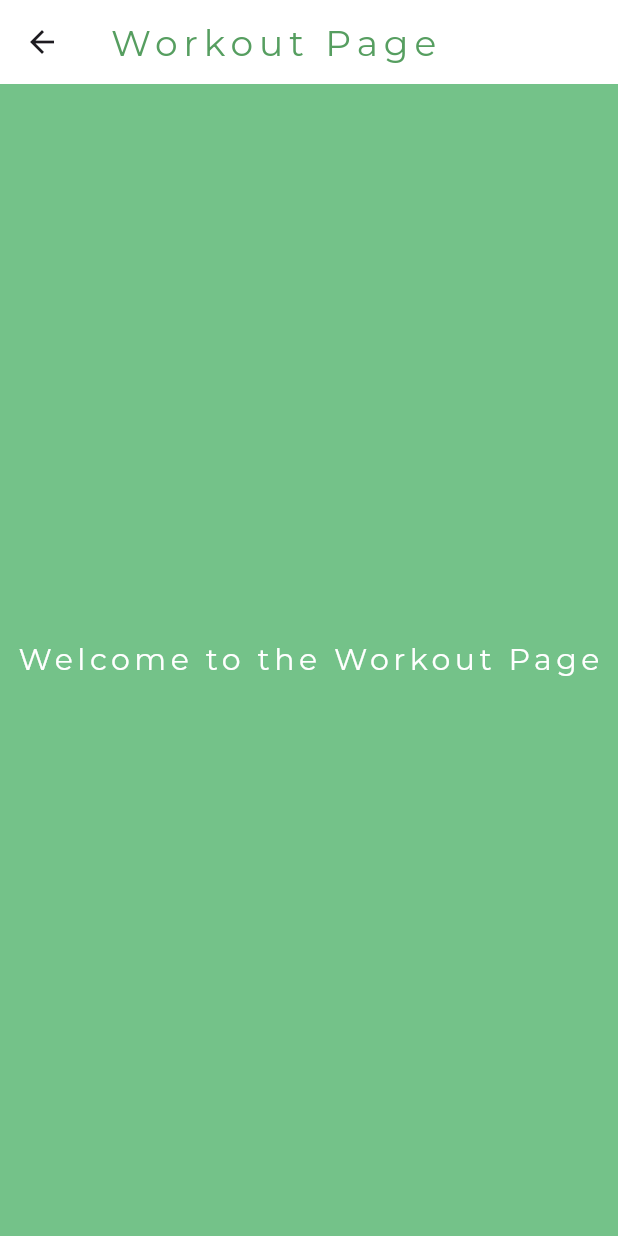
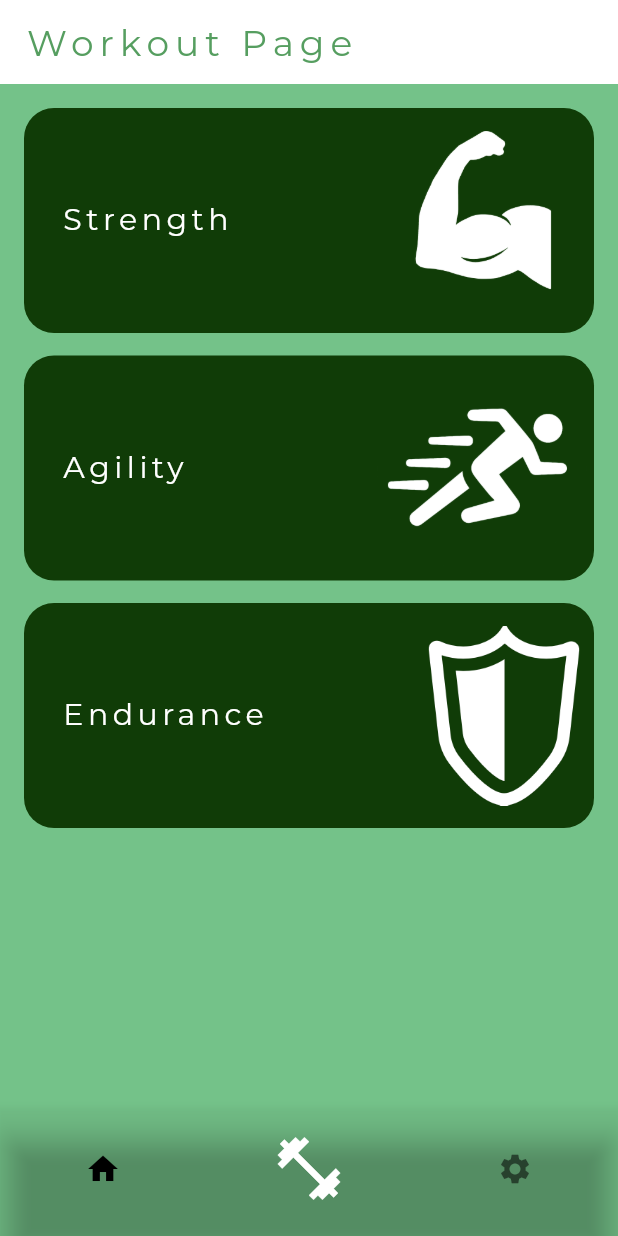
Before and after one commit to StretchWave/levelup_fitness, a Flutter app: the WorkoutPage screen opened directly, on a phone screen of 412 x 824 dp. Run offline on Flutter 3.47's test engine with Material 3 defaults, Android fonts, the light colour scheme and no system bars; our stand-ins replace shared_preferences; accounts and stored records are empty.

Commit message:
Workout Page started and need to work on each workouts

```diff
--- /dev/null
+++ b/devtools_options.yaml
@@ -0,0 +1,3 @@
+description: This file stores settings for Dart & Flutter DevTools.
+documentation: https://docs.flutter.dev/tools/devtools/extensions#configure-extension-enablement-states
+extensions:
--- a/lib/Screens/Workout.dart
+++ b/lib/Screens/Workout.dart
@@ -1,4 +1,7 @@
 import 'package:flutter/material.dart';
+import 'package:levelup_fitness/Screens/Agility.dart';
+import 'package:levelup_fitness/Screens/Endurance.dart';
+import 'package:levelup_fitness/Screens/Strength.dart';
 import 'package:levelup_fitness/Styles/Stylebook.dart';
 
 class WorkoutPage extends StatelessWidget {
@@ -10,9 +13,158 @@ class WorkoutPage extends StatelessWidget {
       appBar: AppBar(
         title: Text('Workout Page', style: Stylebook.heading1),
         backgroundColor: ColourBook.appBarColor,
+        automaticallyImplyLeading: false,
       ),
-      body: Center(
-        child: Text('Welcome to the Workout Page', style: Stylebook.bodyText1),
+      drawer: Drawer(
+        backgroundColor: ColourBook.drawerBackgroundColor,
+        child: ListView(
+          padding: EdgeInsets.zero,
+          children: [
+            DrawerHeader(
+              decoration: BoxDecoration(color: ColourBook.drawerColor),
+              child: Text('Menu', style: Stylebook.bodyText1),
+            ),
+            ListTile(
+              hoverColor: ColourBook.drawerHoverColor,
+              title: Text('Profile', style: Stylebook.bodyText1),
+              onTap: () {
+                // Handle profile tap
+              },
+            ),
+            ListTile(
+              hoverColor: ColourBook.drawerHoverColor,
+              title: Text('Settings', style: Stylebook.bodyText1),
+              onTap: () {
+                // Handle settings tap
+              },
+            ),
+          ],
+        ),
+      ),
+      body: Padding(
+        padding: const EdgeInsets.all(16.0),
+        child: Column(
+  mainAxisAlignment: MainAxisAlignment.start,
+  children: [
+    // Strength Container
+    GestureDetector(
+      onTap: () {
+        Navigator.push(context, MaterialPageRoute(builder: (context) => StrengthScreen()));
+      },
+      child: Container(
+        height: 150,
+        decoration: BoxDecoration(
+          color: ColourBook.statBoxColor,
+          borderRadius: BorderRadius.circular(20),
+        ),
+        child: Row(
+          mainAxisAlignment: MainAxisAlignment.spaceBetween,
+          children: [
+            Text(
+              '   Strength',
+              style: Stylebook.bodyText1,
+            ),
+            Image.asset(
+              'assets/Images/Strength.png',
+              height: 150,
+              width: 150,
+            ),
+          ],
+        ),
+      ),
+    ),
+
+    SizedBox(height: 15),
+
+    // Agility Container
+    GestureDetector(
+      onTap: () {
+        Navigator.push(context, MaterialPageRoute(builder: (context) => AgilityScreen()));
+      },
+      child: Container(
+        height: 150,
+        decoration: BoxDecoration(
+          color: ColourBook.statBoxColor,
+          borderRadius: BorderRadius.circular(20),
+        ),
+        child: Row(
+          mainAxisAlignment: MainAxisAlignment.spaceBetween,
+          children: [
+            Text(
+              '   Agility',
+              style: Stylebook.bodyText1,
+            ),
+            Image.asset(
+              'assets/Images/Agility.png',
+              height: 150,
+              width: 150,
+            ),
+          ],
+        ),
+      ),
+    ),
+
+    SizedBox(height: 15),
+
+    // Endurance Container
+    GestureDetector(
+      onTap: () {
+        Navigator.push(context, MaterialPageRoute(builder: (context) => EnduranceScreen()));
+      },
+      child: Container(
+        height: 150,
+        decoration: BoxDecoration(
+          color: ColourBook.statBoxColor,
+          borderRadius: BorderRadius.circular(20),
+        ),
+        child: Row(
+          mainAxisAlignment: MainAxisAlignment.spaceBetween,
+          children: [
+            Text(
+              '   Endurance',
+              style: Stylebook.bodyText1,
+            ),
+            Image.asset(
+              'assets/Images/Endurance.png',
+              height: 120,
+              width: 120,
+            ),
+          ],
+        ),
+      ),
+    ),
+  ],
+)
+
+      ),
+      bottomNavigationBar: BottomNavigationBar(
+        showSelectedLabels: false,
+        showUnselectedLabels: false,
+        backgroundColor: const Color.fromARGB(0, 255, 255, 255),
+        items: const [
+          BottomNavigationBarItem(
+            icon: Icon(Icons.home, color: Colors.black),
+            label: 'Home',
+          ),
+          BottomNavigationBarItem(
+            icon: Icon(
+              Icons.fitness_center,
+              color: Color.fromARGB(255, 255, 255, 255),
+              size: 50,
+            ),
+            label: 'Workout',
+          ),
+          BottomNavigationBarItem(
+            icon: Icon(Icons.settings),
+            label: 'Settings',
+          ),
+        ],
+        currentIndex: 0, // Set the initial index
+        onTap: (index) {
+          if (index == 0) {
+            Navigator.pop(context);
+          }
+        },
       ),
       backgroundColor: ColourBook.backgroundColor,
     );
--- a/lib/main.dart
+++ b/lib/main.dart
@@ -1,4 +1,5 @@
 import 'package:flutter/material.dart';
+import 'package:levelup_fitness/Screens/Home.dart';
 //import 'package:levelup_fitness/Screens/Home.dart';
 import 'package:levelup_fitness/Screens/lock.dart';
 
@@ -11,6 +12,6 @@ class MyApp extends StatelessWidget {
 
   @override
   Widget build(BuildContext context) {
-    return MaterialApp(debugShowCheckedModeBanner: false, home: LoginPage());
+    return MaterialApp(debugShowCheckedModeBanner: false, home: HomeScreen());
   }
 }
```
Also changed, not shown: lib/Screens/Agility.dart (added, +17 -0 lines), lib/Screens/Endurance.dart (added, +17 -0 lines), lib/Screens/Home.dart (+22 -23 lines), lib/Screens/Strength.dart (added, +17 -0 lines).
